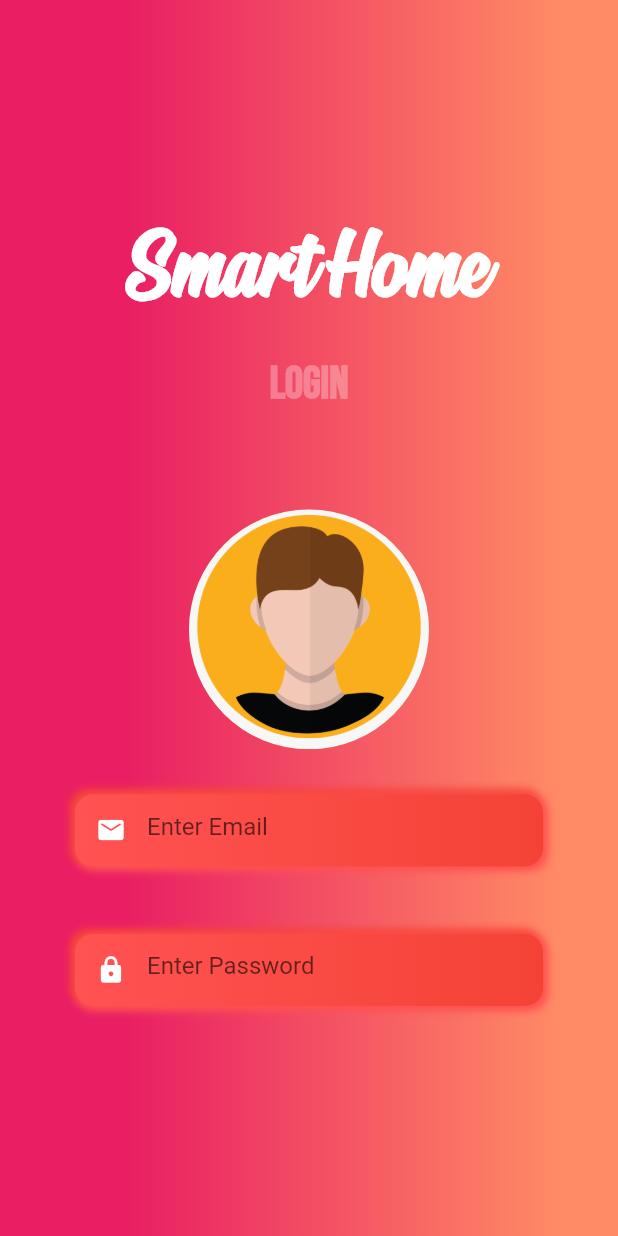
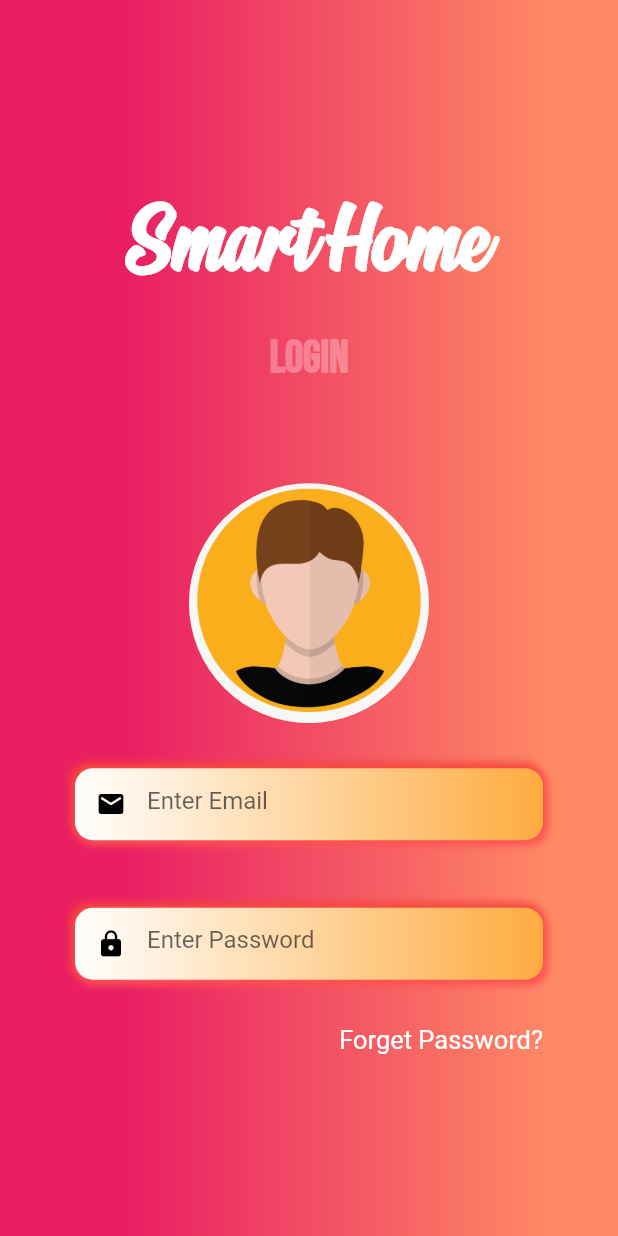
Before and after one commit to fiergetech/first_flutter, a Flutter app: the screen it shows after launch, on a phone screen of 412 x 824 dp. Run offline on Flutter 3.47's test engine with Material 2 defaults, Android fonts, the phone set to English and light mode, and no system bars; our stand-ins replace firebase_auth, firebase_core; accounts and stored records are empty.

Commit message:
forget password

```diff
--- a/lib/log_in/components/info.dart
+++ b/lib/log_in/components/info.dart
@@ -41,6 +41,27 @@ class Credentials extends StatelessWidget {
             obscureText: true,
             textEditingController: _passTextController,
           ),
+          const SizedBox(
+            height: 15.0,
+          ),
+          Row(
+            mainAxisAlignment: MainAxisAlignment.end,
+            children: [
+              GestureDetector(
+                onTap: () {
+                  // forget password
+                },
+                child: Text(
+                  "Forget Password?",
+                  style: TextStyle(
+                    fontWeight: FontWeight.w400,
+                    color: Colors.white,
+                    fontSize: 17,
+                  ),
+                ),
+              ),
+            ],
+          ),
         ],
       ),
     );
--- a/lib/widgets/input_field.dart
+++ b/lib/widgets/input_field.dart
@@ -21,18 +21,18 @@ class InputField extends StatelessWidget {
   Widget build(BuildContext context) {
     return TextFieldContainer(
       child: TextField(
-        cursorColor: Colors.white,
+        cursorColor: Colors.black,
         obscureText: obscureText,
         controller: textEditingController,
         decoration: InputDecoration(
           hintText: hintText,
           helperStyle: const TextStyle(
-            color: Colors.white,
+            color: Colors.black,
             fontSize: 18.0,
           ),
           prefixIcon: Icon(
             icon,
-            color: Colors.white,
+            color: Colors.black,
             size: 20,
           ),
           border: InputBorder.none,
--- a/lib/widgets/text_field_container.dart
+++ b/lib/widgets/text_field_container.dart
@@ -17,8 +17,8 @@ class TextFieldContainer extends StatelessWidget {
               begin: Alignment.centerLeft,
               end: Alignment.centerRight,
               colors: [
-                Colors.redAccent,
-                Colors.red,
+                Colors.white,
+                Colors.orangeAccent,
               ]),
           borderRadius: BorderRadius.circular(12),
           boxShadow: const [
```
Also changed, not shown: lib/widgets/button_login.dart (added, +42 -0 lines).
